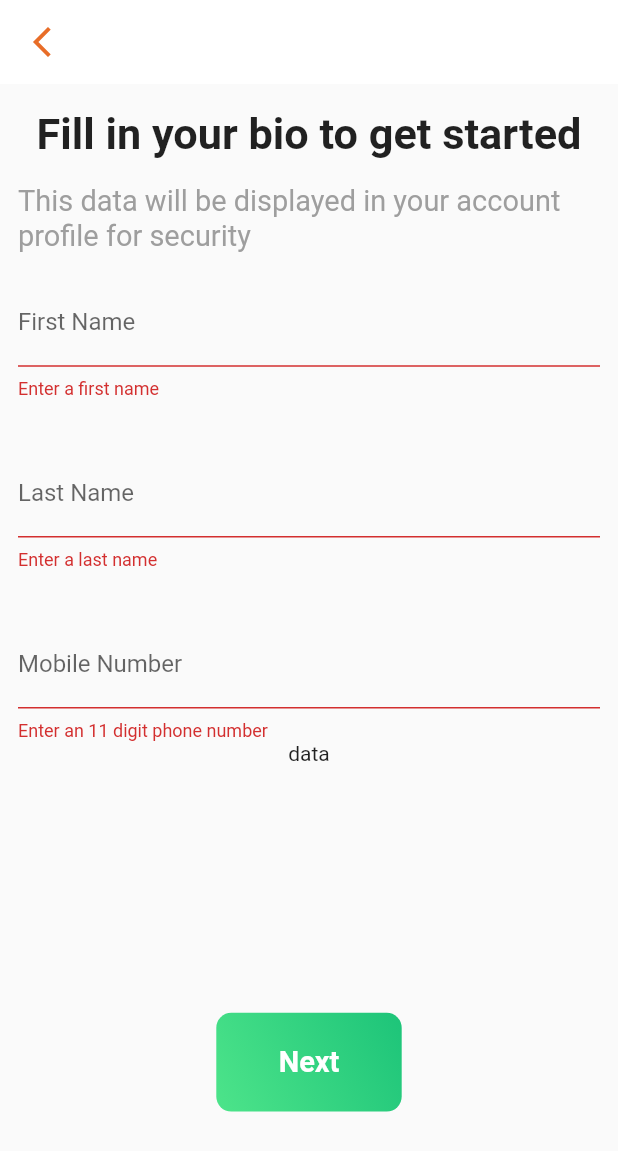
After one commit to Ekojode/Kide_Masmas_food, a Flutter app: the BioDataScreen screen opened by its route, after a tap on "Next", on a phone screen of 412 x 824 dp. The commit adds this screen. Shown: the top 1151 px of the screen. Run offline on Flutter 3.47's test engine with Material 2 defaults, Android fonts, the phone set to English and light mode, and no system bars; our stand-ins replace responsive_sizer, supabase; accounts and stored records are empty.

Commit message:
Proile Biodata screen added

```diff
--- a/lib/global/app_text_style.dart
+++ b/lib/global/app_text_style.dart
@@ -4,7 +4,6 @@ import 'package:responsive_sizer/responsive_sizer.dart';
 final textStyle1 = TextStyle(fontSize: 22.sp, fontWeight: FontWeight.bold);
 final textStyle2 = TextStyle(fontSize: 17.sp);
 final textStyle3 = TextStyle(
-  fontWeight: FontWeight.bold,
-  fontSize: 18.sp,
-  color: Colors.white,
-);
+    fontWeight: FontWeight.bold, fontSize: 18.sp, color: Colors.white);
+final textStyle4 = TextStyle(fontSize: 18.sp, color: Colors.grey);
+final textStyle5 = TextStyle(fontSize: 22.sp, fontWeight: FontWeight.bold);
--- /dev/null
+++ b/lib/screens/biodata_screen.dart
@@ -0,0 +1,133 @@
+import 'package:flutter/material.dart';
+import 'package:provider/provider.dart';
+import 'package:masmas_food/global/app_color.dart';
+import 'package:masmas_food/global/app_text_style.dart';
+import 'package:masmas_food/widgets/reusable_text_field.dart';
+import 'package:responsive_sizer/responsive_sizer.dart';
+import '../provider/auth_provider.dart';
+import '../widgets/action_button.dart';
+
+class BioDataScreen extends StatefulWidget {
+  const BioDataScreen({Key? key}) : super(key: key);
+
+  static const routeName = "/biodata";
+
+  @override
+  State<BioDataScreen> createState() => _BioDataScreenState();
+}
+
+class _BioDataScreenState extends State<BioDataScreen> {
+  final _formKey = GlobalKey<FormState>();
+  final _firstNameController = TextEditingController();
+  final _lastNameController = TextEditingController();
+  final _phoneNumberController = TextEditingController();
+  bool _isLoading = false;
+  bool loaser = false;
+
+  void _submitBiodata() async {
+    if (!_formKey.currentState!.validate()) {
+      return;
+    }
+    setState(() {
+      _isLoading = true;
+    });
+    try {
+      final authAction = Provider.of<Auth>(context, listen: false);
+
+      _formKey.currentState!.save();
+
+      await authAction.addBiodata(_firstNameController.text,
+          _lastNameController.text, _phoneNumberController.text);
+    } catch (e) {
+      rethrow;
+    } finally {
+      setState(() {
+        _isLoading = false;
+      });
+    }
+    // Navigator.of(context).pushNamed(DummyScreen.routeName);
+  }
+
+  @override
+  Widget build(BuildContext context) {
+    return Scaffold(
+      appBar: AppBar(
+        leading: IconButton(
+          icon: const Icon(
+            Icons.arrow_back_ios_new,
+            color: orangeColor1,
+          ),
+          onPressed: () {
+            Navigator.pop(context);
+          },
+        ),
+      ),
+      body: SingleChildScrollView(
+        child: Padding(
+          padding: const EdgeInsets.symmetric(horizontal: 12.0),
+          child: Column(
+            children: [
+              SizedBox(height: 2.h),
+              Text("Fill in your bio to get started", style: textStyle5),
+              SizedBox(height: 2.h),
+              Text(
+                  "This data will be displayed in your account profile for security",
+                  style: textStyle4),
+              SizedBox(height: 2.h),
+              SingleChildScrollView(
+                child: Form(
+                  key: _formKey,
+                  child: Column(
+                    children: [
+                      ReusableText(
+                          validator: (value) {
+                            if (value!.isEmpty) {
+                              return "Enter a first name";
+                            }
+                            return null;
+                          },
+                          controller: _firstNameController,
+                          labelText: "First Name"),
+                      SizedBox(height: 4.h),
+                      ReusableText(
+                          validator: (value) {
+                            if (value!.isEmpty) {
+                              return "Enter a last name";
+                            }
+                            return null;
+                          },
+                          controller: _lastNameController,
+                          labelText: "Last Name"),
+                      SizedBox(height: 4.h),
+                      ReusableText(
+                          validator: (value) {
+                            if (value!.trim().length < 11 ||
+                                value.trim().length > 12) {
+                              return "Enter an 11 digit phone number";
+                            }
+                            return null;
+                          },
+                          controller: _phoneNumberController,
+                          labelText: "Mobile Number"),
+                      loaser
+                          ? const CircularProgressIndicator()
+                          : const Text("data"),
+                    ],
+                  ),
+                ),
+              ),
+              SizedBox(height: 20.h),
+              _isLoading
+                  ? const CircularProgressIndicator()
+                  : ActionButton(
+                      height: 8.h,
+                      width: 30.w,
+                      onTap: _submitBiodata,
+                      text: "Next")
+            ],
+          ),
+        ),
+      ),
+    );
+  }
+}
--- /dev/null
+++ b/lib/widgets/action_button.dart
@@ -0,0 +1,42 @@
+import 'package:flutter/material.dart';
+
+import '../global/app_color.dart';
+import '../global/app_text_style.dart';
+
+class ActionButton extends StatelessWidget {
+  final double height;
+  final double width;
+  final VoidCallback onTap;
+  final String text;
+  const ActionButton(
+      {Key? key,
+      required this.height,
+      required this.width,
+      required this.onTap,
+      required this.text})
+      : super(key: key);
+
+  @override
+  Widget build(BuildContext context) {
+    return InkWell(
+      onTap: onTap,
+      child: Container(
+        height: height,
+        width: width,
+        decoration: BoxDecoration(
+          gradient: const LinearGradient(
+              colors: [greenColor1, greenColor2],
+              begin: Alignment.bottomLeft,
+              end: Alignment.topRight),
+          borderRadius: BorderRadius.circular(10),
+        ),
+        child: Center(
+          child: Text(
+            text,
+            style: textStyle3,
+          ),
+        ),
+      ),
+    );
+  }
+}
--- /dev/null
+++ b/lib/widgets/reusable_text_field.dart
@@ -0,0 +1,39 @@
+import 'package:flutter/material.dart';
+
+import '../global/app_color.dart';
+
+class ReusableText extends StatefulWidget {
+  final TextEditingController? controller;
+  final String labelText;
+  final String? Function(String?)? validator;
+  const ReusableText(
+      {Key? key,
+      required this.controller,
+      required this.labelText,
+      this.validator})
+      : super(key: key);
+
+  @override
+  State<ReusableText> createState() => _ReusableTextState();
+}
+
+class _ReusableTextState extends State<ReusableText> {
+  @override
+  Widget build(BuildContext context) {
+    return TextFormField(
+      validator: widget.validator,
+      controller: widget.controller,
+      decoration: InputDecoration(
+        labelText: widget.labelText,
+        enabledBorder: OutlineInputBorder(
+          //   borderSide: const BorderSide(width: 3, color: Colors.grey),
+          borderRadius: BorderRadius.circular(20),
+        ),
+        focusedBorder: OutlineInputBorder(
+          borderSide: const BorderSide(width: 3, color: greenColor1),
+          borderRadius: BorderRadius.circular(20),
+        ),
+      ),
+    );
+  }
+}
```
Also changed, not shown: lib/main.dart (+12 -12 lines), lib/provider/auth_provider.dart (+64 -16 lines), lib/screens/auth_screen.dart (+9 -32 lines), lib/screens/on_boarding_1.dart (+11 -9 lines), lib/screens/on_boarding_2.dart (+9 -9 lines), lib/screens/profile_photo_screen.dart (added, +12 -0 lines), lib/widgets/button.dart (deleted, +0 -45 lines).
